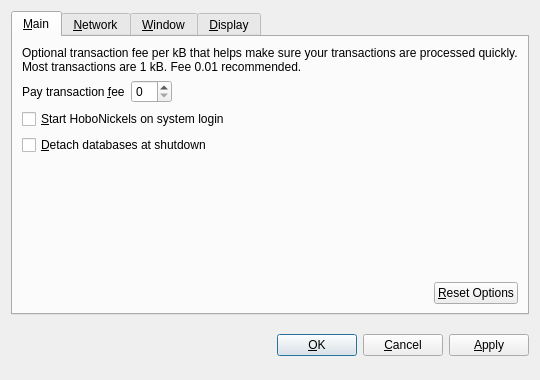
First picture: the form in src/qt/forms/optionsdialog.ui, repository Skryptex/NEXUS--UPGRADE-HIGH-END, before the edit.
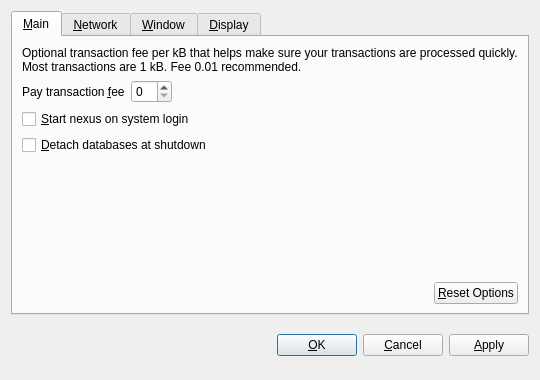
Second picture: the form after the edit. Custom widgets are drawn as their Qt base class.

Patch:
```diff
--- a/src/qt/forms/optionsdialog.ui
+++ b/src/qt/forms/optionsdialog.ui
@@ -82,7 +82,7 @@
           <string>Automatically start HoboNickels after logging in to the system.</string>
          </property>
          <property name="text">
-          <string>&amp;Start HoboNickels on system login</string>
+          <string>&amp;Start nexus on system login</string>
          </property>
         </widget>
        </item>
```
Left out of the diff: 10 changed lines with no effect on the pictures.
